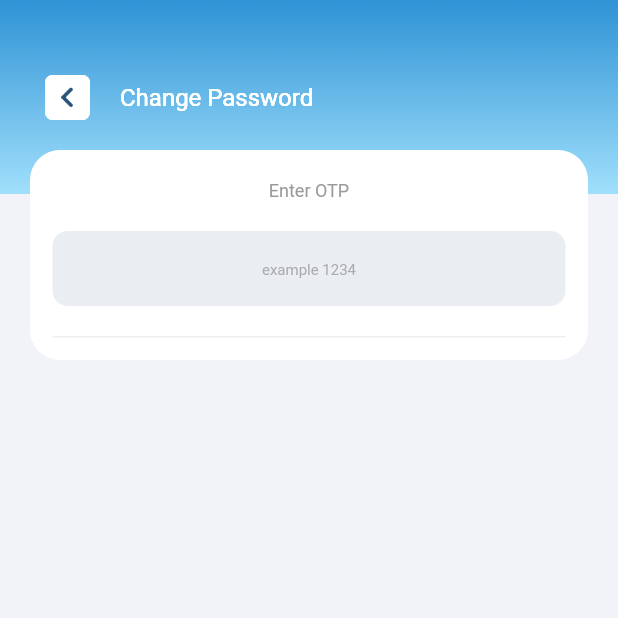
After one commit to abohanzala/sarf, a Flutter app: the ChangePassword screen opened by its route, on a phone screen of 412 x 824 dp, the top half of it. The commit adds this screen. Run offline on Flutter 3.47's test engine with Material 2 defaults, Android fonts, the phone set to English and light mode, and no system bars; our stand-ins replace bot_toast, flutter_screenutil, flutter_spinkit, get, intl_phone_field; Roboto replaces fonts that are missing (bold, medium).

Commit message:
change password

```diff
--- a/lib/main.dart
+++ b/lib/main.dart
@@ -32,7 +32,7 @@ class MyApp extends StatelessWidget {
               theme: ThemeData(
                 primarySwatch: Colors.blue,
               ),
-              initialRoute: RoutesName.Base,
+              initialRoute: RoutesName.LogIn,
               onGenerateRoute: Routes.generateRoute);
         },
       );
--- a/lib/resources/colors.dart
+++ b/lib/resources/colors.dart
@@ -1,6 +1,7 @@
 import 'package:flutter/cupertino.dart';
 
 class AppColors {
+  Color buttonColor = const Color(0xFFFB7B57);
   Color transparent = const Color(0x00000000);
   Color white = const Color(0xffFFFFFF);
   Color black = const Color(0xff000000);
--- a/lib/resources/images.dart
+++ b/lib/resources/images.dart
@@ -16,6 +16,9 @@ class AppImages {
   String discount4= "assets/images/discount4.png";
   String discount5= "assets/images/discount5.png";
   String loader = "assets/images/loader.gif";
+  String cross = "assets/images/cross.png";
+  String backgroundImageChangePassword = "assets/images/backgroundChangePassword.png";
+  String arrowBlue = "assets/images/arrowblue.png";
 
 
 }
--- /dev/null
+++ b/lib/src/Auth/change_password.dart
@@ -0,0 +1,252 @@
+import 'package:flutter/cupertino.dart';
+import 'package:flutter/material.dart';
+import 'package:sarf/resources/resources.dart';
+
+class ChangePassword extends StatefulWidget {
+  const ChangePassword({Key? key}) : super(key: key);
+
+  @override
+  State<ChangePassword> createState() => _ChangePasswordState();
+}
+
+class _ChangePasswordState extends State<ChangePassword> {
+  TextEditingController otp = TextEditingController();
+  FocusNode otpFieldNode = FocusNode();
+  FocusNode passwordNode = FocusNode();
+  String password = '';
+  bool isPasswordObscureText = true;
+  double bodyHeight = 0.0;
+
+  @override
+  Widget build(BuildContext context) {
+    return Scaffold(
+      body: Stack(
+        children: [
+          Scaffold(
+            backgroundColor: Color(0xFFF2F2F9),
+            body: Stack(
+              children: [
+                buildBackGroundImage(),
+                buildBackArrowContainerAndChangePasswordText(),
+              ],
+            ),
+          ),
+          buildChangePasswordCard()
+        ],
+      ),
+    );
+  }
+
+  Widget buildBackGroundImage() {
+    return Stack(alignment: Alignment.topLeft, children: [
+      Image.asset(
+        R.images.backgroundImageChangePassword,
+        width: MediaQuery.of(context).size.width,
+      ),
+      buildBackArrowContainerAndChangePasswordText()
+    ]);
+  }
+
+  Widget buildBackArrowContainerAndChangePasswordText() {
+    return Positioned(
+      top: 50,
+      left: 30,
+      child: InkWell(
+        onTap: () {},
+        child: Row(
+          children: [
+            Container(
+              width: 30,
+              height: 30,
+              decoration: BoxDecoration(
+                  borderRadius: BorderRadius.circular(5),
+                  color: Color(0xFFFFFFFF)),
+              child: Padding(
+                  padding: const EdgeInsets.all(8.0),
+                  child: Image.asset(R.images.arrowBlue)),
+            ),
+            SizedBox(
+              width: 20,
+            ),
+            Text(
+              'Change Password',
+              style: TextStyle(
+                  color: R.colors.white, fontFamily: 'bold', fontSize: 16),
+            )
+          ],
+        ),
+      ),
+    );
+  }
+
+  Widget buildChangePasswordCard() {
+    return Positioned(
+      top: 100,
+      right: 20,
+      left: 20,
+      child: Container(
+        width: MediaQuery.of(context).size.width,
+        decoration: BoxDecoration(
+            color: Color(0xFFFFFFFF),
+            borderRadius: BorderRadius.only(
+              topLeft: Radius.circular(20),
+              topRight: Radius.circular(20),
+              bottomLeft: Radius.circular(20),
+              bottomRight: Radius.circular(20),
+            )),
+        child: Column(
+          children: [buildOtpText(), buildOtpField(), buildDivider()],
+        ),
+      ),
+    );
+  }
+
+  Widget buildOtpText() {
+    return Container(
+        margin: EdgeInsets.only(top: 20, bottom: 20),
+        child: const Text(
+          'Enter OTP',
+          style: TextStyle(
+              fontSize: 12, fontFamily: 'medium', color: Color(0xFF9A9A9A)),
+        ));
+  }
+
+  Widget buildDivider() {
+    return Container(
+      margin: EdgeInsets.only(top: 5.0, bottom: 15.0, right: 15, left: 15),
+      color: Color(0xFFEDEEEF),
+      height: 1.0,
+    );
+  }
+
+  Widget buildOtpField() {
+    return Container(
+      margin: EdgeInsets.only(left: 15, right: 15, bottom: 15),
+      height: 50,
+      width: MediaQuery.of(context).size.width,
+      decoration: BoxDecoration(
+          borderRadius: BorderRadius.circular(10), color: Color(0xFFEAEEF2)),
+      child: TextField(
+        textAlign: TextAlign.center,
+        focusNode: otpFieldNode,
+        keyboardType: TextInputType.emailAddress,
+        decoration: InputDecoration(
+            hintText: 'example 1234',
+            hintStyle: TextStyle(
+                fontSize: 10,
+                fontFamily: 'medium',
+                color: Color(0xFF9A9A9A).withOpacity(0.8)),
+            border: InputBorder.none),
+      ),
+    );
+  }
+
+  Widget buildPasswordField() {
+    return Container(
+      margin: EdgeInsets.symmetric(horizontal: 15.0),
+      child: Column(
+        crossAxisAlignment: CrossAxisAlignment.start,
+        children: <Widget>[
+          SizedBox(
+            height: getHeightAccordingToScreen(2.5),
+          ),
+          Row(
+            children: <Widget>[
+              Text(
+                'Passsword',
+                style: TextStyle(
+                  color: Colors.white,
+                  fontSize: 15.0,
+                  fontFamily: 'bold',
+                ),
+              ),
+              Text(
+                '*',
+                style: TextStyle(
+                  color: Colors.red,
+                  fontSize: 15,
+                  fontFamily: 'bold',
+                ),
+              ),
+            ],
+          ),
+          SizedBox(
+            height: 8.0,
+          ),
+          InkWell(
+            splashColor: Colors.transparent,
+            highlightColor: Colors.transparent,
+            onTap: () {
+              FocusScope.of(context).requestFocus(passwordNode);
+            },
+            child: Container(
+              height: getHeightAccordingToScreen(7.5),
+              decoration: BoxDecoration(
+                  borderRadius: BorderRadius.circular(10.0),
+                  color: Colors.white),
+              //padding: EdgeInsets.symmetric(horizontal: 12.0),
+              child: Row(
+                children: <Widget>[
+                  SizedBox(
+                    width: 10.0,
+                  ),
+                  Expanded(
+                    child: TextField(
+                      //controller: controller,
+                      textInputAction: TextInputAction.done,
+                      onSubmitted: (value) {
+                        FocusScope.of(context).requestFocus(FocusNode());
+                      },
+                      focusNode: passwordNode,
+                      keyboardType: TextInputType.text,
+                      obscureText: isPasswordObscureText,
+                      decoration: InputDecoration(
+                        hintText: '••••••••',
+                        hintStyle: TextStyle(
+                          fontSize: 13.0,
+                          fontFamily: 'medium',
+                          color: Color(0xFFA3A3A3),
+                        ),
+                        border: OutlineInputBorder(borderSide: BorderSide.none),
+                        contentPadding: EdgeInsets.all(0.0),
+                      ),
+                      style: TextStyle(
+                        fontSize: 13.0,
+                        fontFamily: 'medium',
+                        color: Color(0xFF666666),
+                      ),
+                      maxLines: 1,
+                      onChanged: (value) {
+                        password = value;
+                      },
+                    ),
+                  ),
+                  InkWell(
+                    splashColor: Colors.transparent,
+                    highlightColor: Colors.transparent,
+                    onTap: () {},
+                    child: Container(
+                      height: 37,
+                      width: 37,
+                      padding: EdgeInsets.all(12),
+                      child: Image.asset(
+                        isPasswordObscureText
+                            ? 'assets/images/closeeye.png'
+                            : 'assets/images/openeye.png',
+                        color: Color(0xFF999999),
+                      ),
+                    ),
+                  ),
+                ],
+              ),
+            ),
+          )
+        ],
+      ),
+    );
+  }
+
+  double getHeightAccordingToScreen(double height) {
+    return (height / 100) * bodyHeight;
+  }
+}
--- a/lib/src/Auth/registration.dart
+++ b/lib/src/Auth/registration.dart
@@ -193,6 +193,8 @@ class _RegistrationState extends State<Registration> {
               child: Padding(
             padding: const EdgeInsets.all(20.0),
             child: IntlPhoneField(
+              showDropdownIcon: false,
+              flagsButtonPadding: EdgeInsets.only(left: 10),
               onChanged: (number) => phone.text = number.completeNumber,
               initialCountryCode: 'SA',
               onCountryChanged: (country) =>
--- a/lib/src/utils/routes.dart
+++ b/lib/src/utils/routes.dart
@@ -1,6 +1,7 @@
 import 'package:flutter/material.dart';
+import 'package:sarf/src/Auth/LoginScreen.dart';
+import 'package:sarf/src/Auth/change_password.dart';
 import 'package:sarf/src/utils/routes_name.dart';
-
 import '../baseview/base_view.dart';
 
 class Routes {
@@ -9,6 +10,12 @@ class Routes {
       case RoutesName.Base:
         return MaterialPageRoute(
             builder: (BuildContext context) => const BaseView());
+      case RoutesName.LogIn:
+        return MaterialPageRoute(
+            builder: (BuildContext context) => const LoginScreen());
+      case RoutesName.ChangePassword:
+        return MaterialPageRoute(
+            builder: (BuildContext context) => const ChangePassword());
       // case RoutesName.Splash:
       //   return MaterialPageRoute(
       //       builder: (BuildContext context) => const SplashScreen());
--- a/lib/src/utils/routes_name.dart
+++ b/lib/src/utils/routes_name.dart
@@ -3,7 +3,8 @@ class RoutesName{
   static const String TestingScreen='testing_screen';
   static const String Base='base_screen';
   static const String Boarding='onboarding_screen';
-  static const String SignIn='signin_screen';
+  static const String LogIn='login';
+  static const String ChangePassword='change_password';
   static const String PhoneVerificaion='phone_screen';
   static const String Human='human_screen';
   static const String Verb='verb_screen';
@@ -13,4 +14,5 @@ class RoutesName{
   static const String Place='place_screen';
   static const String Faith='faith_screen';
   static const String Subtopic='subtopics_screen';
+
 }
```
Also changed, not shown: lib/src/Auth/LoginScreen.dart (+130 -11 lines), assets/images/arrowblue.png (added), assets/images/backgroundChangePassword.png (added), assets/images/cross.png (added).
